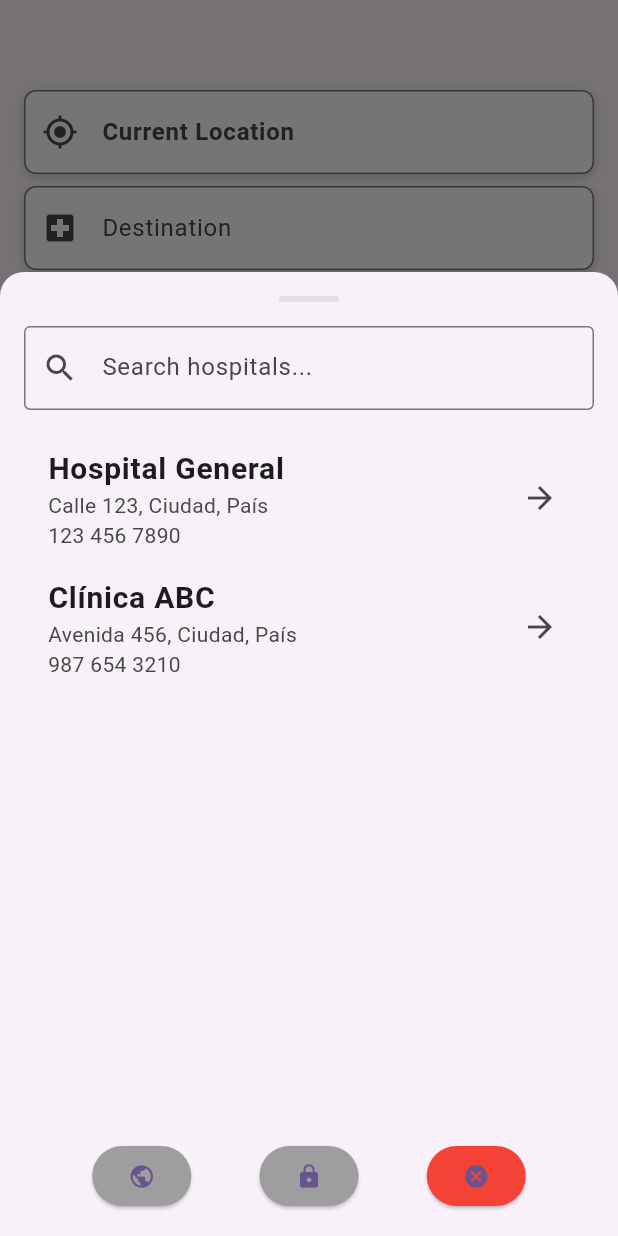
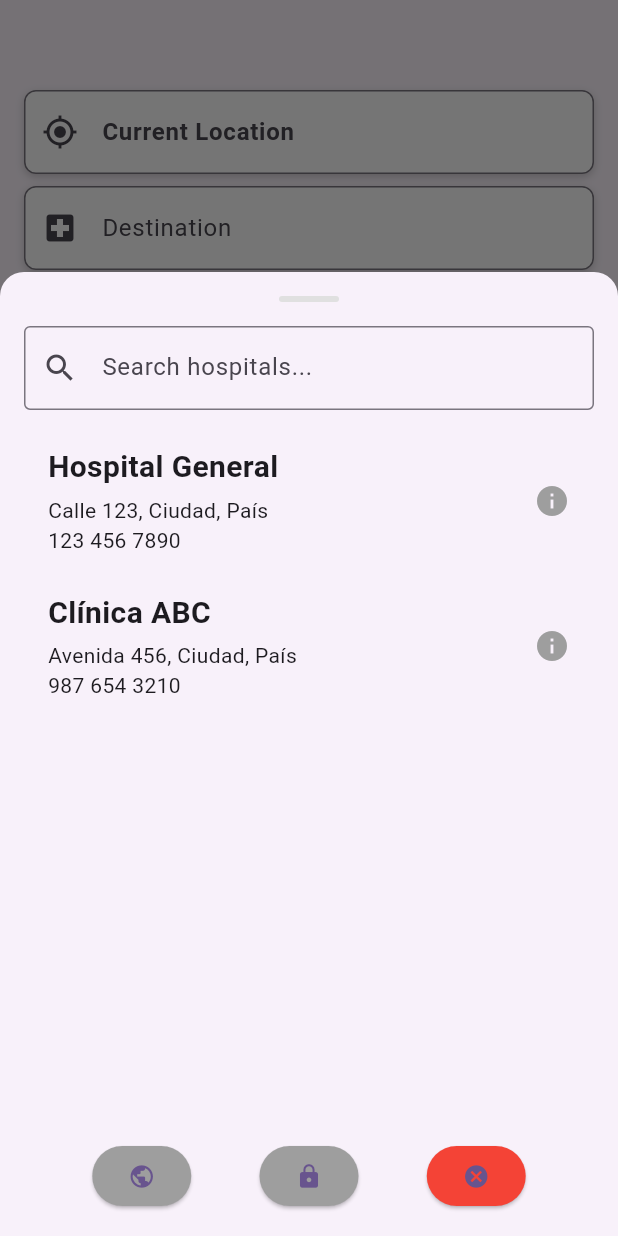
Before and after one commit to ivanovich99/SerHumano, a Flutter app: the screen it shows after launch, after a tap on the "assistant navigation" icon, on a phone screen of 412 x 824 dp. Run offline on Flutter 3.47's test engine with Material 3 defaults, Android fonts, the phone set to English and light mode, and no system bars; our stand-ins replace google_maps_flutter, location; missing offline and left inert: flutter_polyline_points.

Commit message:
add webpage, start route buttons in list, correct location map explore

```diff
--- a/serhumano/lib/hospitals_choice.dart
+++ b/serhumano/lib/hospitals_choice.dart
@@ -1,5 +1,6 @@
 import 'package:flutter/material.dart';
 import 'package:serhumano/hospitals_list.dart';
+import 'package:url_launcher/url_launcher.dart';
 
 class HospitalListScreen extends StatefulWidget {
   const HospitalListScreen({super.key});
@@ -12,6 +13,7 @@ class _HospitalListScreenState extends State<HospitalListScreen> {
   String searchQuery = "";
   String? selectedSectorFilter; // Track the selected sector filter
   List<Hospital> filteredHospitals = hospitals;
+  Hospital? selectedHospital; // Track the currently selected hospital
 
   @override
   Widget build(BuildContext context) {
@@ -30,7 +32,6 @@ class _HospitalListScreenState extends State<HospitalListScreen> {
             ),
           ),
           const SizedBox(height: 16),
-          // Filter buttons for sector
           // Search bar
           TextField(
             decoration: const InputDecoration(
@@ -52,25 +53,96 @@ class _HospitalListScreenState extends State<HospitalListScreen> {
               itemCount: filteredHospitals.length,
               itemBuilder: (context, index) {
                 final hospital = filteredHospitals[index];
-                return ListTile(
-                  title: Text(
+                final isSelected = selectedHospital == hospital;
+
+                return Column(
+                  crossAxisAlignment: CrossAxisAlignment.start,
+                  children: [
+                    GestureDetector(
+                      onTap: () {
+                        setState(() {
+                          // Toggle selection
+                          selectedHospital =
+                              isSelected ? null : hospital; // Deselect if already selected
+                        });
+                      },
+                      child: AnimatedContainer(
+                        duration: const Duration(milliseconds: 150),
+                        color: isSelected ? Colors.grey[300] : Colors.transparent,
+                        padding: const EdgeInsets.symmetric(vertical: 8.0, horizontal: 16.0),
+                        child: Row(
+                          mainAxisAlignment: MainAxisAlignment.spaceBetween,
+                          children: [
+                            Column(
+                              crossAxisAlignment: CrossAxisAlignment.start,
+                              children: [
+                                Text(
                                   hospital.name,
                                   style: const TextStyle(
                                     fontSize: 20,
                                     fontWeight: FontWeight.bold,
                                   ),
                                 ),
-                  subtitle: Column(
-                    crossAxisAlignment: CrossAxisAlignment.start,
-                    children: [
+                                const SizedBox(height: 4),
                                 Text(hospital.address),
                                 Text(hospital.phone),
                               ],
                             ),
-                  trailing: const Icon(Icons.arrow_forward),
-                  onTap: () {
+                            Icon(
+                              Icons.info, // Replace the arrow with an info icon
+                              color: isSelected ? Colors.blue : Colors.grey,
+                            ),
+                          ],
+                        ),
+                      ),
+                    ),
+                    AnimatedSwitcher(
+                      duration: const Duration(milliseconds: 150),
+                      child: isSelected
+                          ? Row(
+                              key: ValueKey(hospital.id),
+                              mainAxisAlignment: MainAxisAlignment.spaceEvenly,
+                              children: [
+                                ElevatedButton.icon(
+                                  onPressed: () {
+                                    // Open the hospital's webpage
+                                    if (hospital.website.isNotEmpty) {
+                                      launchUrl(Uri.parse(hospital.website));
+                                    }
+                                  },
+                                  style: ElevatedButton.styleFrom(
+                                    backgroundColor: const Color.fromARGB(255, 240, 137, 105),
+                                  ),
+                                  icon: const Icon(Icons.find_in_page),
+                                  label: const Text(
+                                    "Página web",
+                                    style: TextStyle(
+                                      fontWeight: FontWeight.bold, // Make the text bold
+                                    ),
+                                  ),
+                                ),
+                                ElevatedButton.icon(
+                                  onPressed: () {
+                                    // Start trip to the hospital
                                     Navigator.pop(context, hospital);
                                   },
+                                  style: ElevatedButton.styleFrom(
+                                    backgroundColor: const Color.fromARGB(255, 240, 137, 105),
+                                  ),
+                                  icon: const Icon(Icons.directions),
+                                  label: const Text(
+                                    "Iniciar viaje",
+                                    style: TextStyle(
+                                      fontWeight: FontWeight.bold, // Make the text bold
+                                    ),
+                                  ),
+                                ),
+                              ],
+                            )
+                          : const SizedBox.shrink(),
+                    ),
+                    const SizedBox(height: 8), // Add spacing below the buttons
+                  ],
                 );
               },
             ),
--- a/serhumano/lib/hospitals_list.dart
+++ b/serhumano/lib/hospitals_list.dart
@@ -6,7 +6,8 @@ class Hospital {
   final String id;
   final String name;
   final String address;
-  final String phone; // Privado o Publico
+  final String phone;
+  final String website; // URL del sitio web
   final String sector; // Privado o Publico
   final double latitude;
   final double longitude;
@@ -16,6 +17,7 @@ class Hospital {
     required this.name,
     required this.address,
     required this.phone,
+    this.website = "", // URL del sitio web opcional
     required this.sector,
     required this.latitude,
     required this.longitude,
@@ -40,6 +42,7 @@ List<Hospital> hospitals = [
     name: 'Hospital General',
     address: 'Calle 123, Ciudad, País',
     phone: '123 456 7890',
+    website: 'https://www.google.com', // URL del sitio web
     sector: 'Public',
     latitude: 32.50761951262851,
     longitude: -116.92793826234407,
@@ -48,6 +51,7 @@ List<Hospital> hospitals = [
     name: 'Clínica ABC',
     address: 'Avenida 456, Ciudad, País',
     phone: '987 654 3210',
+    website: 'https://www.youtube.com', // URL del sitio web
     sector: 'Private',
     latitude: 32.507976159722595,
     longitude: -116.92857868256071
--- a/serhumano/lib/pages/map_page.dart
+++ b/serhumano/lib/pages/map_page.dart
@@ -193,7 +193,7 @@ class _MapPageState extends State<MapPage> {
           // Filter buttons
           Positioned(
             bottom: 80,
-            right: 16,
+            right: 8, // Adjusted to align with the default Google Maps location button
             child: Column(
               children: [
                 FloatingActionButton(
@@ -295,12 +295,6 @@ class _MapPageState extends State<MapPage> {
           setState(() {
             currentL = LatLng(currentLocation.latitude!, currentLocation.longitude!);
             print("Current location: $currentL");
-            // Only move the camera if the user is not manually moving it
-            if (!isCameraMoving) {
-              _mapController?.animateCamera(
-                CameraUpdate.newLatLng(currentL!),
-              );
-            }
           });
         }
       });
--- a/serhumano/pubspec.yaml
+++ b/serhumano/pubspec.yaml
@@ -31,6 +31,7 @@ dependencies:
   flutter:
     sdk: flutter
   uuid: ^4.5.1
+  url_launcher: ^6.1.5
 
   # The following adds the Cupertino Icons font to your application.
   # Use with the CupertinoIcons class for iOS style icons.
```
Also changed, not shown: serhumano/pubspec.lock, 6 other files. Lines whose indentation alone changed are shown as unchanged.
